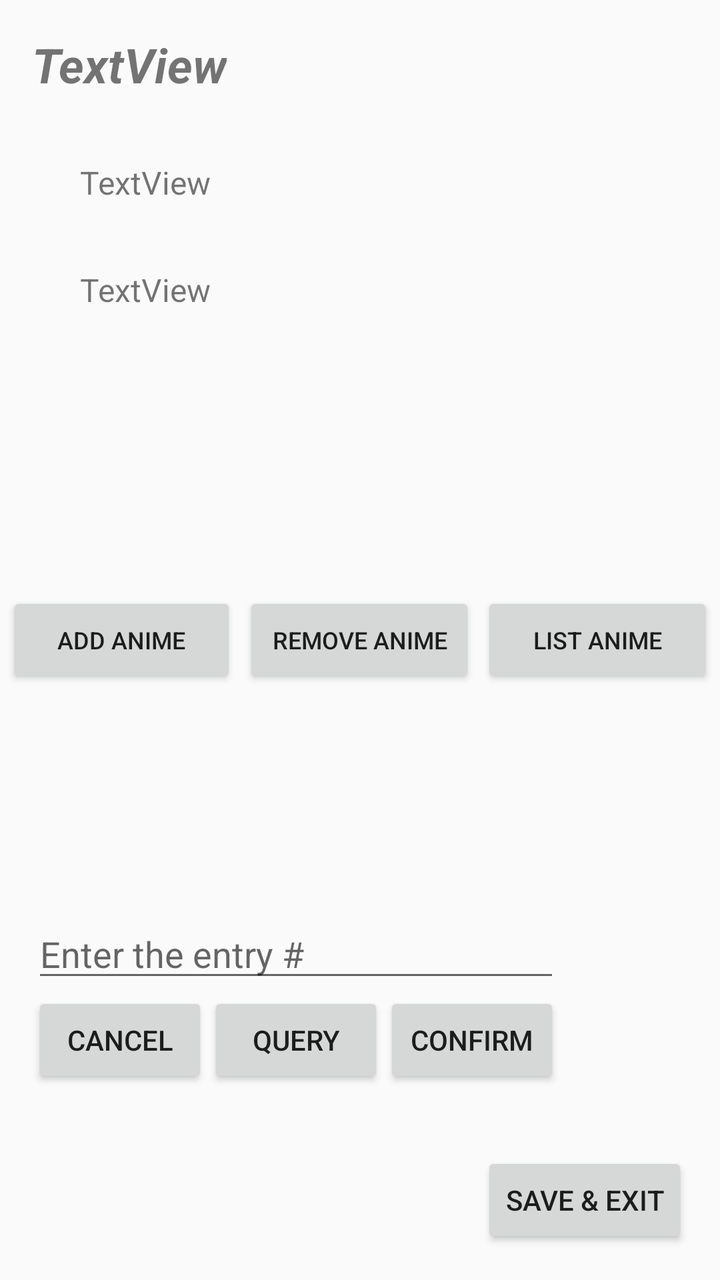
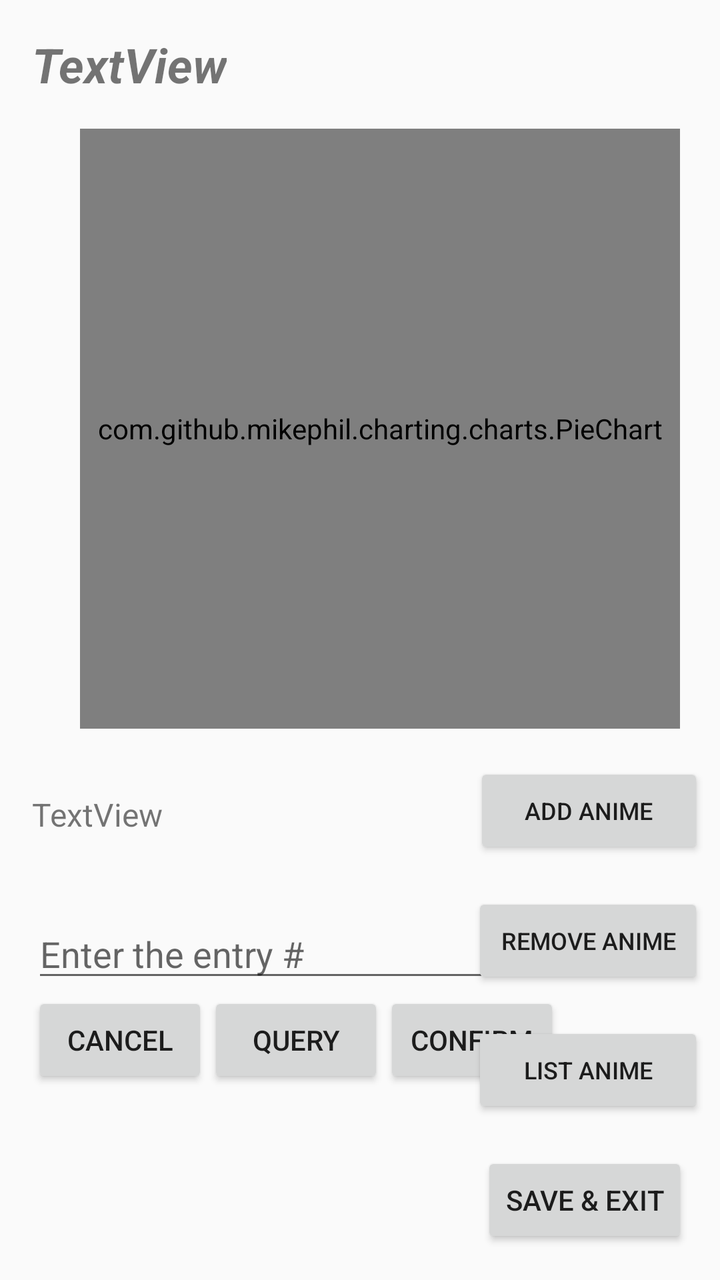

Two renders of the same Android screen: before a commit and after it. Below are the layout's source before the change and the commit's diff.
<!-- AndroidManifest.xml: application theme AppTheme -->
<!-- res/layout/activity_anime_list_info.xml -->
<?xml version="1.0" encoding="utf-8"?>
<androidx.constraintlayout.widget.ConstraintLayout xmlns:android="http://schemas.android.com/apk/res/android"
    xmlns:app="http://schemas.android.com/apk/res-auto"
    xmlns:tools="http://schemas.android.com/tools"
    android:layout_width="match_parent"
    android:layout_height="match_parent"
    tools:context=".AnimeListInfoActivity">

    <TextView
        android:id="@+id/user_text"
        android:layout_width="wrap_content"
        android:layout_height="wrap_content"
        android:layout_marginStart="16dp"
        android:layout_marginTop="16dp"
        android:text="TextView"
        android:textSize="24sp"
        android:textStyle="bold|italic"
        app:layout_constraintStart_toStartOf="parent"
        app:layout_constraintTop_toTopOf="parent" />

    <TextView
        android:id="@+id/num_anime_text"
        android:layout_width="wrap_content"
        android:layout_height="wrap_content"
        android:layout_marginStart="24dp"
        android:layout_marginTop="32dp"
        android:text="TextView"
        android:textSize="16sp"
        app:layout_constraintStart_toStartOf="@+id/user_text"
        app:layout_constraintTop_toBottomOf="@+id/user_text" />

    <TextView
        android:id="@+id/time_spent_text"
        android:layout_width="wrap_content"
        android:layout_height="wrap_content"
        android:layout_marginTop="32dp"
        android:text="TextView"
        android:textSize="16sp"
        app:layout_constraintStart_toStartOf="@+id/num_anime_text"
        app:layout_constraintTop_toBottomOf="@+id/num_anime_text" />

    <Button
        android:id="@+id/save_button"
        android:layout_width="wrap_content"
        android:layout_height="wrap_content"
        android:layout_marginEnd="16dp"
        android:layout_marginBottom="16dp"
        android:onClick="onClickSaveButton"
        android:text="Save &amp; Exit"
        app:layout_constraintBottom_toBottomOf="parent"
        app:layout_constraintEnd_toEndOf="parent" />

    <Button
        android:id="@+id/add_anime_button"
        android:layout_width="115dp"
        android:layout_height="wrap_content"
        android:layout_marginTop="16dp"
        android:layout_marginBottom="16dp"
        android:onClick="onClickAddAnimeButton"
        android:text="Add Anime"
        android:textSize="12sp"
        app:layout_constraintBottom_toBottomOf="parent"
        app:layout_constraintEnd_toStartOf="@+id/remove_anime_button"
        app:layout_constraintHorizontal_bias="0.5"
        app:layout_constraintStart_toStartOf="parent"
        app:layout_constraintTop_toTopOf="parent" />

    <Button
        android:id="@+id/remove_anime_button"
        android:layout_width="116dp"
        android:layout_height="wrap_content"
        android:onClick="onClickRemoveAnimeButton"
        android:text="Remove Anime"
        android:textSize="12sp"
        app:layout_constraintEnd_toStartOf="@+id/list_anime_button"
        app:layout_constraintHorizontal_bias="0.5"
        app:layout_constraintStart_toEndOf="@+id/add_anime_button"
        app:layout_constraintTop_toTopOf="@+id/add_anime_button" />

    <Button
        android:id="@+id/list_anime_button"
        android:layout_width="116dp"
        android:layout_height="wrap_content"
        android:onClick="onClickListAnimeButton"
        android:text="List Anime"
        android:textSize="12sp"
        app:layout_constraintEnd_toEndOf="parent"
        app:layout_constraintHorizontal_bias="0.5"
        app:layout_constraintStart_toEndOf="@+id/remove_anime_button"
        app:layout_constraintTop_toTopOf="@+id/remove_anime_button" />

    <LinearLayout
        android:id="@+id/add_anime_layout"
        android:layout_width="wrap_content"
        android:layout_height="wrap_content"
        android:layout_marginStart="16dp"
        android:layout_marginBottom="16dp"
        android:orientation="vertical"
        android:visibility="invisible"
        app:layout_constraintBottom_toTopOf="@+id/save_button"
        app:layout_constraintStart_toStartOf="parent">

        <TextView
            android:id="@+id/add_anime_warning"
            android:layout_width="match_parent"
            android:layout_height="wrap_content"
            android:text=""
            android:textColor="@color/colorAccent" />

        <EditText
            android:id="@+id/add_name_text"
            android:layout_width="match_parent"
            android:layout_height="wrap_content"
            android:ems="10"
            android:hint="Anime Name"
            android:inputType="textPersonName" />

        <EditText
            android:id="@+id/add_length_text"
            android:layout_width="match_parent"
            android:layout_height="wrap_content"
            android:ems="10"
            android:hint="Episode Length (in minutes)"
            android:inputType="textPersonName" />

        <EditText
            android:id="@+id/add_num_episodes_text"
            android:layout_width="match_parent"
            android:layout_height="wrap_content"
            android:ems="10"
            android:hint="Number of Episodes"
            android:inputType="textPersonName" />

        <EditText
            android:id="@+id/add_episodes_watched_text"
            android:layout_width="match_parent"
            android:layout_height="wrap_content"
            android:ems="10"
            android:hint="Episodes Watched"
            android:inputType="textPersonName" />

    </LinearLayout>

    <Button
        android:id="@+id/submit_anime_button"
        android:layout_width="wrap_content"
        android:layout_height="wrap_content"
        android:layout_marginStart="16dp"
        android:layout_marginTop="8dp"
        android:onClick="onClickSubmitAnimeButton"
        android:text="Submit"
        android:visibility="invisible"
        app:layout_constraintStart_toStartOf="@+id/add_anime_layout"
        app:layout_constraintTop_toBottomOf="@+id/add_anime_layout" />

    <LinearLayout
        android:id="@+id/remove_anime_layout"
        android:layout_width="wrap_content"
        android:layout_height="wrap_content"
        android:layout_marginStart="16dp"
        android:layout_marginBottom="32dp"
        android:orientation="vertical"
        app:layout_constraintBottom_toTopOf="@+id/save_button"
        app:layout_constraintStart_toStartOf="parent">

        <TextView
            android:id="@+id/remove_warning"
            android:layout_width="match_parent"
            android:layout_height="wrap_content"
            android:textColor="@color/colorAccent"
            android:textSize="12sp" />

        <EditText
            android:id="@+id/remove_input"
            android:layout_width="match_parent"
            android:layout_height="wrap_content"
            android:ems="10"
            android:hint="Enter the entry #"
            android:inputType="textPersonName" />

        <LinearLayout
            android:id="@+id/remove_buttons"
            android:layout_width="wrap_content"
            android:layout_height="match_parent"
            android:orientation="horizontal">

            <Button
                android:id="@+id/remove_cancel"
                android:layout_width="wrap_content"
                android:layout_height="wrap_content"
                android:layout_weight="1"
                android:onClick="onClickRemoveCancelButton"
                android:text="Cancel" />

            <Button
                android:id="@+id/remove_query"
                android:layout_width="wrap_content"
                android:layout_height="wrap_content"
                android:layout_weight="1"
                android:onClick="onClickRemoveQueryButton"
                android:text="Query" />

            <Button
                android:id="@+id/remove_confirm"
                android:layout_width="wrap_content"
                android:layout_height="wrap_content"
                android:layout_weight="1"
                android:onClick="onClickRemoveConfirmButton"
                android:text="Confirm" />
        </LinearLayout>
    </LinearLayout>

</androidx.constraintlayout.widget.ConstraintLayout>
<!-- resources referenced by this layout -->
<resources>
  <color name="colorAccent">#D81B24</color>
  <style name="AppTheme" parent="Theme.AppCompat.Light.DarkActionBar">
          
          <item name="colorPrimary">@color/colorPrimary</item>
          <item name="colorPrimaryDark">@color/colorPrimaryDark</item>
          <item name="colorAccent">@color/colorAccent</item>
      </style>
  <color name="colorPrimary">#008577</color>
  <color name="colorPrimaryDark">#00574B</color>
</resources>

<!-- the commit's change to res/layout/activity_anime_list_info.xml (unified diff, before → after) -->
@@ -19,25 +19,14 @@
         app:layout_constraintTop_toTopOf="parent" />
 
     <TextView
-        android:id="@+id/num_anime_text"
-        android:layout_width="wrap_content"
-        android:layout_height="wrap_content"
-        android:layout_marginStart="24dp"
+        android:id="@+id/time_spent_text"
+        android:layout_width="wrap_content"
+        android:layout_height="wrap_content"
         android:layout_marginTop="32dp"
         android:text="TextView"
         android:textSize="16sp"
         app:layout_constraintStart_toStartOf="@+id/user_text"
-        app:layout_constraintTop_toBottomOf="@+id/user_text" />
-
-    <TextView
-        android:id="@+id/time_spent_text"
-        android:layout_width="wrap_content"
-        android:layout_height="wrap_content"
-        android:layout_marginTop="32dp"
-        android:text="TextView"
-        android:textSize="16sp"
-        app:layout_constraintStart_toStartOf="@+id/num_anime_text"
-        app:layout_constraintTop_toBottomOf="@+id/num_anime_text" />
+        app:layout_constraintTop_toBottomOf="@+id/pie_chart" />
 
     <Button
         android:id="@+id/save_button"
@@ -54,16 +43,12 @@
         android:id="@+id/add_anime_button"
         android:layout_width="115dp"
         android:layout_height="wrap_content"
-        android:layout_marginTop="16dp"
-        android:layout_marginBottom="16dp"
         android:onClick="onClickAddAnimeButton"
         android:text="Add Anime"
         android:textSize="12sp"
-        app:layout_constraintBottom_toBottomOf="parent"
-        app:layout_constraintEnd_toStartOf="@+id/remove_anime_button"
-        app:layout_constraintHorizontal_bias="0.5"
-        app:layout_constraintStart_toStartOf="parent"
-        app:layout_constraintTop_toTopOf="parent" />
+        app:layout_constraintBottom_toTopOf="@+id/remove_anime_button"
+        app:layout_constraintEnd_toEndOf="@+id/remove_anime_button"
+        app:layout_constraintTop_toBottomOf="@+id/pie_chart" />
 
     <Button
         android:id="@+id/remove_anime_button"
@@ -72,22 +57,21 @@
         android:onClick="onClickRemoveAnimeButton"
         android:text="Remove Anime"
         android:textSize="12sp"
-        app:layout_constraintEnd_toStartOf="@+id/list_anime_button"
-        app:layout_constraintHorizontal_bias="0.5"
-        app:layout_constraintStart_toEndOf="@+id/add_anime_button"
-        app:layout_constraintTop_toTopOf="@+id/add_anime_button" />
+        app:layout_constraintBottom_toTopOf="@+id/list_anime_button"
+        app:layout_constraintEnd_toEndOf="@+id/list_anime_button"
+        app:layout_constraintTop_toBottomOf="@+id/add_anime_button" />
 
     <Button
         android:id="@+id/list_anime_button"
         android:layout_width="116dp"
         android:layout_height="wrap_content"
+        android:layout_marginEnd="8dp"
         android:onClick="onClickListAnimeButton"
         android:text="List Anime"
         android:textSize="12sp"
+        app:layout_constraintBottom_toTopOf="@+id/save_button"
         app:layout_constraintEnd_toEndOf="parent"
-        app:layout_constraintHorizontal_bias="0.5"
-        app:layout_constraintStart_toEndOf="@+id/remove_anime_button"
-        app:layout_constraintTop_toTopOf="@+id/remove_anime_button" />
+        app:layout_constraintTop_toBottomOf="@+id/remove_anime_button" />
 
     <LinearLayout
         android:id="@+id/add_anime_layout"
@@ -210,4 +194,15 @@
         </LinearLayout>
     </LinearLayout>
 
+    <com.github.mikephil.charting.charts.PieChart
+        android:id="@+id/pie_chart"
+        android:layout_width="300dp"
+        android:layout_height="300dp"
+        app:layout_constraintStart_toStartOf="@+id/user_text"
+        app:layout_constraintTop_toBottomOf="@+id/user_text"
+        android:layout_marginTop="16dp"
+        android:layout_marginStart="24dp">
+
+    </com.github.mikephil.charting.charts.PieChart>
+
 </androidx.constraintlayout.widget.ConstraintLayout>
